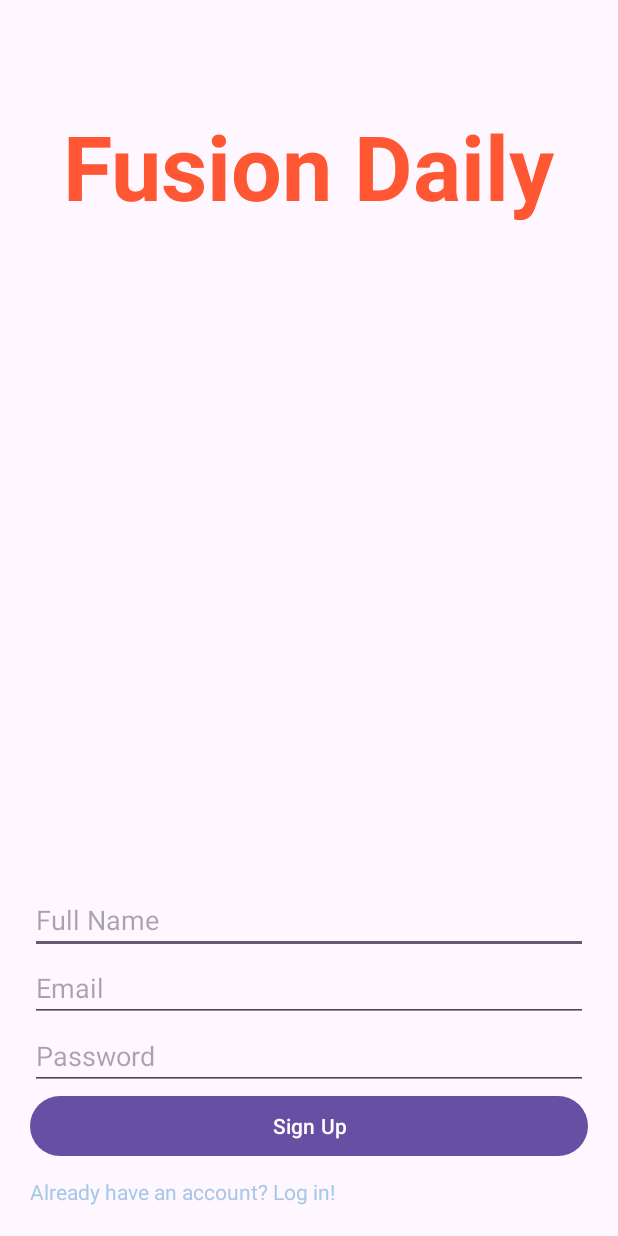
After one commit to melodiouscoast7/FusionDaily, an Android app: the layout activity_register_ui.xml on its own in the app's theme, with its tools: preview values and no code run, on a phone screen of 412 x 824 dp. The commit adds this screen. Run offline under Robolectric (Android 15) with nearby library versions, the phone set to English and light mode, and no system bars.

Commit message:
As of right Now I have a log in screen and sign up screen. Currently working on Firebase authentication to have users accounts.

```diff
--- a/app/src/main/AndroidManifest.xml
+++ b/app/src/main/AndroidManifest.xml
@@ -1,6 +1,7 @@
 <?xml version="1.0" encoding="utf-8"?>
 <manifest xmlns:android="http://schemas.android.com/apk/res/android"
-    xmlns:tools="http://schemas.android.com/tools">
+    xmlns:tools="http://schemas.android.com/tools"
+    package="com.example.fusiondailytest">
 
     <application
         android:allowBackup="true"
@@ -13,7 +14,7 @@
         android:theme="@style/Theme.FusionDailyTest"
         tools:targetApi="31">
         <activity
-            android:name=".MainActivity"
+            android:name="com.example.fusiondailytest.LoginActivity"
             android:exported="true"
             android:theme="@style/Theme.FusionDailyTest">
             <intent-filter>
--- /dev/null
+++ b/app/src/main/res/layout/activity_register_ui.xml
@@ -0,0 +1,62 @@
+<FrameLayout
+    xmlns:android="http://schemas.android.com/apk/res/android"
+    android:layout_width="match_parent"
+    android:layout_height="match_parent"
+    android:padding="20dp">
+
+    <!-- Company Name at the Top -->
+    <TextView
+        android:id="@+id/companyName"
+        android:layout_width="wrap_content"
+        android:layout_height="wrap_content"
+        android:layout_gravity="top|center_horizontal"
+        android:text="Fusion Daily"
+        android:textColor="@color/companyColor"
+        android:textSize="60sp"
+        android:textStyle="bold"
+        android:layout_marginTop="50dp" />
+
+    <!-- Sign-Up Form at the Bottom -->
+    <LinearLayout
+        android:layout_width="match_parent"
+        android:layout_height="wrap_content"
+        android:layout_gravity="bottom"
+        android:orientation="vertical">
+
+        <EditText
+            android:id="@+id/fullName"
+            android:layout_width="match_parent"
+            android:layout_height="wrap_content"
+            android:hint="Full Name"
+            android:inputType="textPersonName" />
+
+        <EditText
+            android:id="@+id/email"
+            android:layout_width="match_parent"
+            android:layout_height="wrap_content"
+            android:hint="Email"
+            android:inputType="textEmailAddress" />
+
+        <EditText
+            android:id="@+id/password"
+            android:layout_width="match_parent"
+            android:layout_height="wrap_content"
+            android:hint="Password"
+            android:inputType="textPassword"/>
+
+        <Button
+            android:id="@+id/signUpBtn"
+            android:layout_width="match_parent"
+            android:layout_height="wrap_content"
+            android:text="Sign Up"/>
+
+        <TextView
+            android:id="@+id/loginLink"
+            android:layout_width="wrap_content"
+            android:layout_height="wrap_content"
+            android:paddingTop="10dp"
+            android:text="Already have an account? Log in!"
+            android:textColor="@color/pastelBlue"/>
+    </LinearLayout>
+
+</FrameLayout>
--- a/build.gradle.kts
+++ b/build.gradle.kts
@@ -1,4 +1,5 @@
 // Top-level build file where you can add configuration options common to all sub-projects/modules.
 plugins {
-    alias(libs.plugins.android.application) apply false
+    alias(libs.plugins.android.application) apply false;
+    id("com.google.gms.google-services") version "4.4.2" apply false
 }
```
Also changed, not shown: app/build.gradle.kts (+6 -1 lines), app/src/main/java/com/example/fusiondailytest/LoginActivity.java (added, +63 -0 lines), app/src/main/java/com/example/fusiondailytest/MainActivity.java (+13 -60 lines), app/src/main/java/com/example/fusiondailytest/RegisterActivity.java (added, +90 -0 lines), app/src/main/res/layout/activity_login.xml (added, +55 -0 lines), app/src/main/res/layout/activity_main.xml (+16 -26 lines), app/src/main/res/values/colors.xml (+42 -2 lines), 1 other file.
